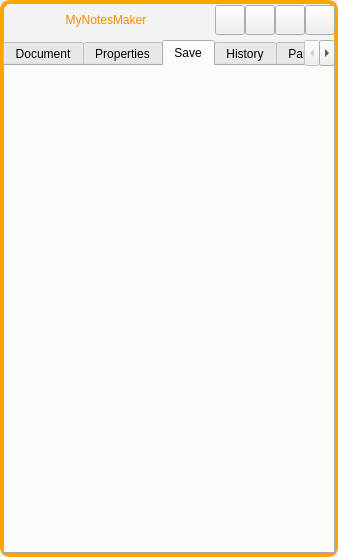
Qt form MyNotesMaker/MyNotesMaker/mainwindow.ui (pvasya/OOOP) before a commit.
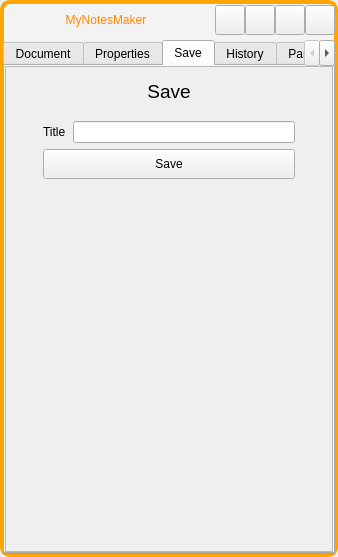
The same form after that commit. The open tabs and pages were chosen to show the change. Icons and pictures are not drawn.

What changed in the file:
```diff
--- a/MyNotesMaker/MyNotesMaker/mainwindow.ui
+++ b/MyNotesMaker/MyNotesMaker/mainwindow.ui
@@ -681,6 +681,197 @@
                     <attribute name="title">
                      <string>Save</string>
                     </attribute>
+                    <layout class="QVBoxLayout" name="verticalLayout_11">
+                     <property name="leftMargin">
+                      <number>0</number>
+                     </property>
+                     <property name="topMargin">
+                      <number>0</number>
+                     </property>
+                     <property name="rightMargin">
+                      <number>0</number>
+                     </property>
+                     <property name="bottomMargin">
+                      <number>0</number>
+                     </property>
+                     <item>
+                      <widget class="QScrollArea" name="scrollArea_3">
+                       <property name="widgetResizable">
+                        <bool>true</bool>
+                       </property>
+                       <widget class="QWidget" name="scrollAreaWidgetContents_4">
+                        <property name="geometry">
+                         <rect>
+                          <x>0</x>
+                          <y>0</y>
+                          <width>326</width>
+                          <height>458</height>
+                         </rect>
+                        </property>
+                        <layout class="QVBoxLayout" name="verticalLayout_23">
+                         <property name="leftMargin">
+                          <number>0</number>
+                         </property>
+                         <property name="topMargin">
+                          <number>0</number>
+                         </property>
+                         <property name="rightMargin">
+                          <number>0</number>
+                         </property>
+                         <property name="bottomMargin">
+                          <number>0</number>
+                         </property>
+                         <item alignment="Qt::AlignTop">
+                          <widget class="QWidget" name="widget_9" native="true">
+                           <layout class="QVBoxLayout" name="verticalLayout_24">
+                            <item>
+                             <widget class="QLabel" name="label_8">
+                              <property name="minimumSize">
+                               <size>
+                                <width>0</width>
+                                <height>30</height>
+                               </size>
+                              </property>
+                              <property name="maximumSize">
+                               <size>
+                                <width>16777215</width>
+                                <height>30</height>
+                               </size>
+                              </property>
+                              <property name="font">
+                               <font>
+                                <pointsize>14</pointsize>
+                               </font>
+                              </property>
+                              <property name="text">
+                               <string>Save</string>
+                              </property>
+                              <property name="alignment">
+                               <set>Qt::AlignCenter</set>
+                              </property>
+                             </widget>
+                            </item>
+                            <item alignment="Qt::AlignHCenter|Qt::AlignTop">
+                             <widget class="QWidget" name="widget_20" native="true">
+                              <property name="minimumSize">
+                               <size>
+                                <width>0</width>
+                                <height>226</height>
+                               </size>
+                              </property>
+                              <property name="maximumSize">
+                               <size>
+                                <width>16777215</width>
+                                <height>226</height>
+                               </size>
+                              </property>
+                              <layout class="QHBoxLayout" name="horizontalLayout_10">
+                               <property name="leftMargin">
+                                <number>0</number>
+                               </property>
+                               <property name="topMargin">
+                                <number>0</number>
+                               </property>
+                               <property name="rightMargin">
+                                <number>0</number>
+                               </property>
+                               <property name="bottomMargin">
+                                <number>0</number>
+                               </property>
+                               <item alignment="Qt::AlignTop">
+                                <widget class="QWidget" name="widget_21" native="true">
+                                 <property name="minimumSize">
+                                  <size>
+                                   <width>270</width>
+                                   <height>0</height>
+                                  </size>
+                                 </property>
+                                 <property name="maximumSize">
+                                  <size>
+                                   <width>200</width>
+                                   <height>16777215</height>
+                                  </size>
+                                 </property>
+                                 <layout class="QVBoxLayout" name="verticalLayout_25">
+                                  <item>
+                                   <widget class="QWidget" name="widget_22" native="true">
+                                    <layout class="QHBoxLayout" name="horizontalLayout_11">
+                                     <property name="spacing">
+                                      <number>7</number>
+                                     </property>
+                                     <property name="leftMargin">
+                                      <number>0</number>
+                                     </property>
+                                     <property name="topMargin">
+                                      <number>0</number>
+                                     </property>
+                                     <property name="rightMargin">
+                                      <number>0</number>
+                                     </property>
+                                     <property name="bottomMargin">
+                                      <number>0</number>
+                                     </property>
+                                     <item>
+                                      <widget class="QLabel" name="label_4">
+                                       <property name="text">
+                                        <string>Title</string>
+                                       </property>
+                                      </widget>
+                                     </item>
+                                     <item>
+                                      <widget class="QLineEdit" name="titleLineEdit">
+                                       <property name="maxLength">
+                                        <number>50</number>
+                                       </property>
+                                      </widget>
+                                     </item>
+                                    </layout>
+                                   </widget>
+                                  </item>
+                                  <item>
+                                   <widget class="QPushButton" name="saveNoteBtn">
+                                    <property name="minimumSize">
+                                     <size>
+                                      <width>0</width>
+                                      <height>30</height>
+                                     </size>
+                                    </property>
+                                    <property name="text">
+                                     <string>Save</string>
+                                    </property>
+                                   </widget>
+                                  </item>
+                                 </layout>
+                                </widget>
+                               </item>
+                              </layout>
+                             </widget>
+                            </item>
+                            <item alignment="Qt::AlignHCenter|Qt::AlignTop">
+                             <widget class="QWidget" name="widget_10" native="true">
+                              <property name="minimumSize">
+                               <size>
+                                <width>304</width>
+                                <height>0</height>
+                               </size>
+                              </property>
+                              <property name="maximumSize">
+                               <size>
+                                <width>304</width>
+                                <height>16777215</height>
+                               </size>
+                              </property>
+                              <layout class="QVBoxLayout" name="verticalLayout_29"/>
+                             </widget>
+                            </item>
+                           </layout>
+                          </widget>
+                         </item>
+                        </layout>
+                       </widget>
+                      </widget>
+                     </item>
+                    </layout>
                    </widget>
                    <widget class="QWidget" name="tab_3">
                     <attribute name="icon">
```
Left out of the diff: 114 changed lines with no effect on the pictures.
